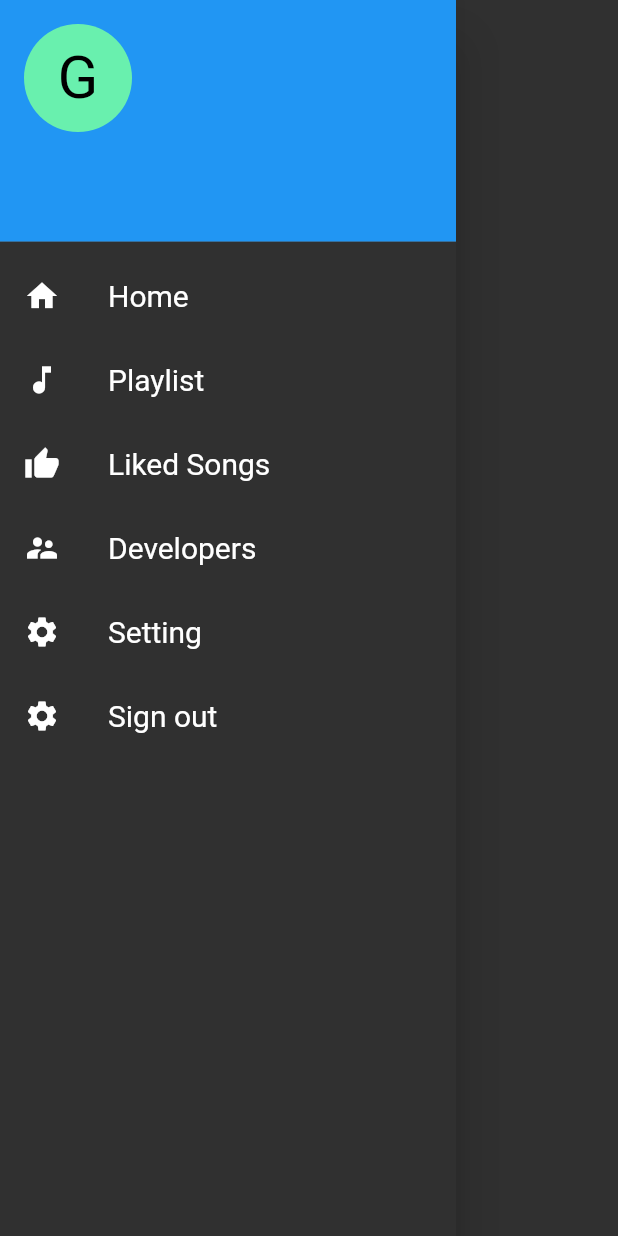
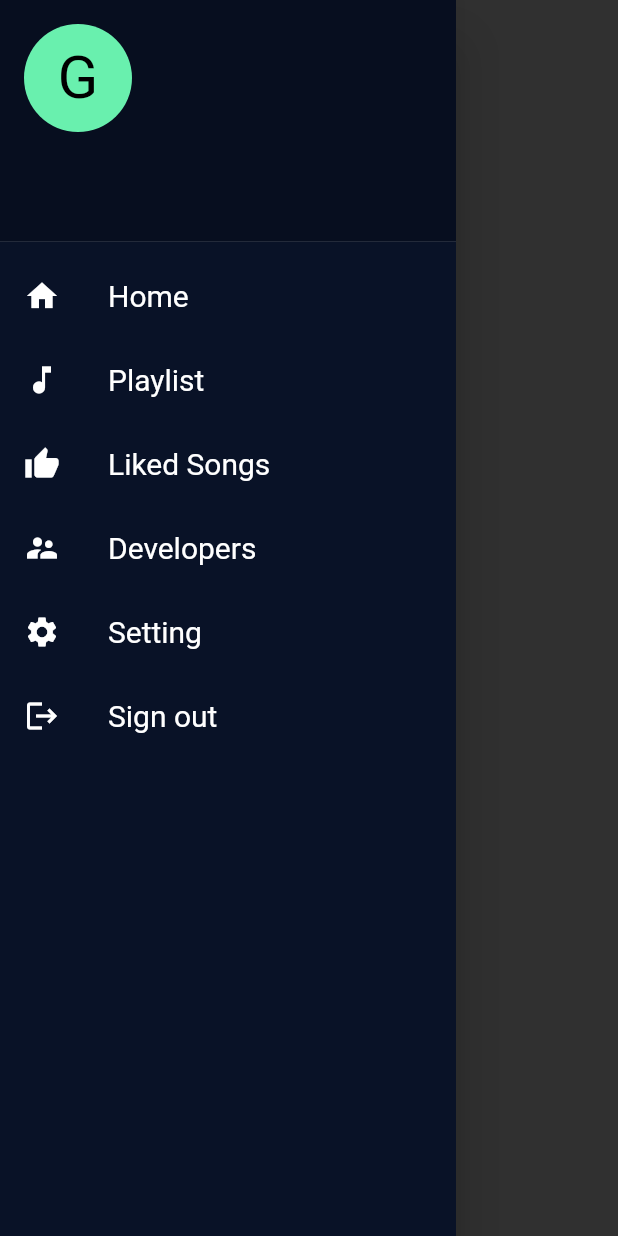
Before and after one commit to GFG-CLUB-KIIT/Hear-ME, a Flutter app: what drawer() shows on an empty page, opened directly with empty values, on a phone screen of 412 x 824 dp. Run offline on Flutter 3.47's test engine with Material 2 defaults, Android fonts, the phone set to English and light mode, and no system bars; our stand-ins replace audioplayers, cached_network_image, firebase_auth, firebase_core, material_design_icons_flutter; missing offline and left inert: des_plugin; accounts and stored records are empty; network calls fail; statements that could not run were skipped.

Commit message:
darwer color change

```diff
--- a/lib/Pages/Login.dart
+++ b/lib/Pages/Login.dart
@@ -121,6 +121,7 @@ class _LoginPageState extends State<LoginPage> {
                                       bottom:
                                           BorderSide(color: Colors.grey[200]))),
                               child: TextFormField(
+                                // keyboardType: TextInputType.visiblePassword,
                                 validator: (value) {
                                   if (value.length <= 6) {
                                     return "Password too short";
--- a/lib/Widgets/drawer.dart
+++ b/lib/Widgets/drawer.dart
@@ -8,9 +8,12 @@ import '../Pages/likedSongs.dart';
 
 Widget drawer(BuildContext context, User user) {
   return Drawer(
+    child: Container(
+      color: Color.fromRGBO(9, 18, 39, 1),
       child: ListView(
         children: [
           UserAccountsDrawerHeader(
+            decoration: BoxDecoration(color: Colors.black.withOpacity(.2)),
             accountName:
                 Text(user.displayName == null ? "User" : user.displayName,
                     // "User" : user.displayName,
@@ -91,13 +94,12 @@ Widget drawer(BuildContext context, User user) {
               //               print("Sign in not done");
               //             }
             },
-          leading: Icon(
-            Icons.settings,
-          ),
+            leading: Icon(Icons.logout),
             title: Text("Sign out", style: TextStyle(fontSize: 20.0)),
           )
           //Text("Home"),
         ],
       ),
+    ),
   );
 }
```
Lines whose indentation alone changed are shown as unchanged.
